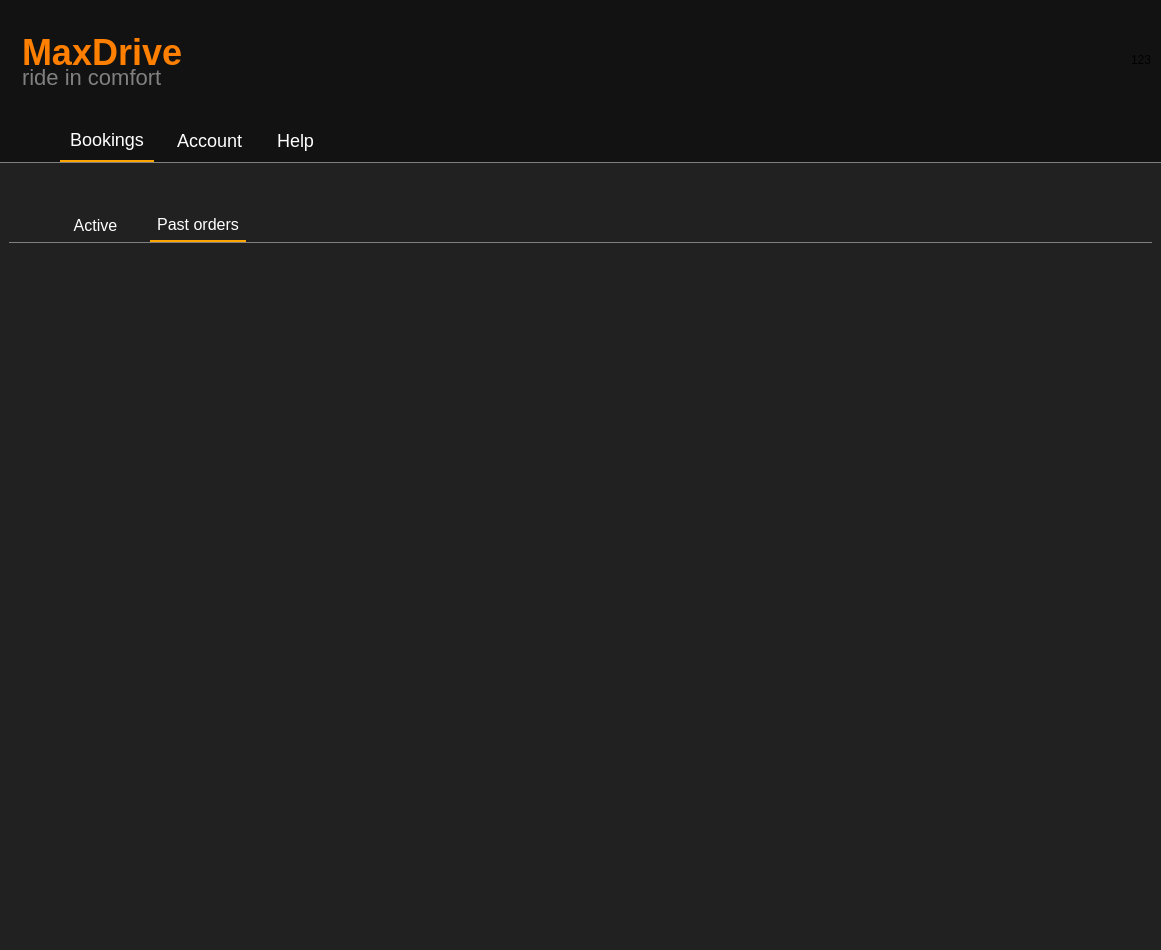
Above: mainwindow.ui from Maks2447/RentalCarsProject before the change. Below: the same form after it.
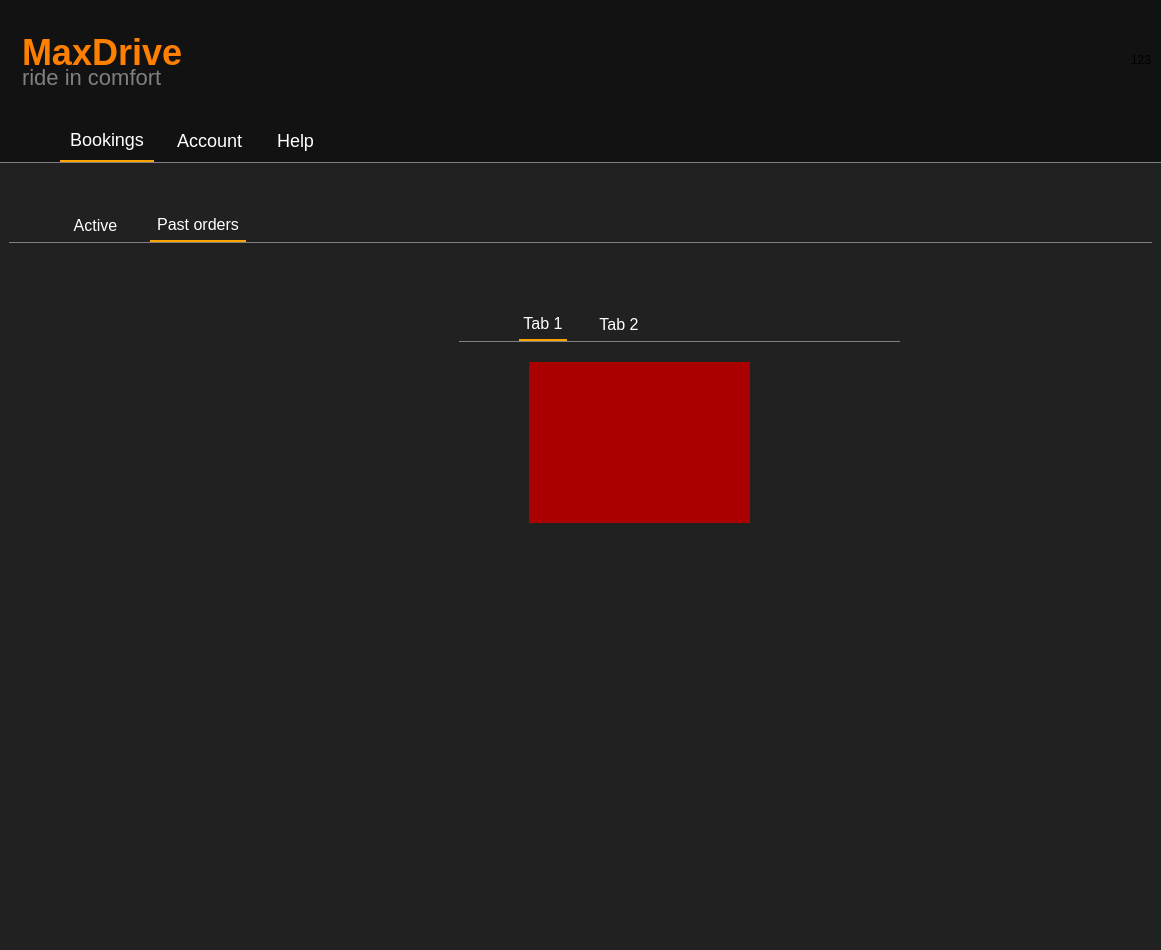
That is the form after the change. The open tabs and pages were chosen to show the change. Icons and pictures are not drawn.

The edit to the form file:
```diff
--- a/mainwindow.ui
+++ b/mainwindow.ui
@@ -2756,6 +2756,42 @@
                      <attribute name="title">
                       <string>Past orders</string>
                      </attribute>
+                     <widget class="QTabWidget" name="tabWidget_3">
+                      <property name="geometry">
+                       <rect>
+                        <x>450</x>
+                        <y>60</y>
+                        <width>441</width>
+                        <height>321</height>
+                       </rect>
+                      </property>
+                      <property name="currentIndex">
+                       <number>0</number>
+                      </property>
+                      <widget class="QWidget" name="tab_4">
+                       <attribute name="title">
+                        <string>Tab 1</string>
+                       </attribute>
+                       <widget class="QWidget" name="widget_4" native="true">
+                        <property name="geometry">
+                         <rect>
+                          <x>70</x>
+                          <y>20</y>
+                          <width>221</width>
+                          <height>161</height>
+                         </rect>
+                        </property>
+                        <property name="styleSheet">
+                         <string notr="true">background-color: rgb(170, 0, 0);</string>
+                        </property>
+                       </widget>
+                      </widget>
+                      <widget class="QWidget" name="tab_5">
+                       <attribute name="title">
+                        <string>Tab 2</string>
+                       </attribute>
+                      </widget>
+                     </widget>
                     </widget>
                    </widget>
                   </item>
```
Left out of the diff: 16 changed lines with no effect on the pictures.
